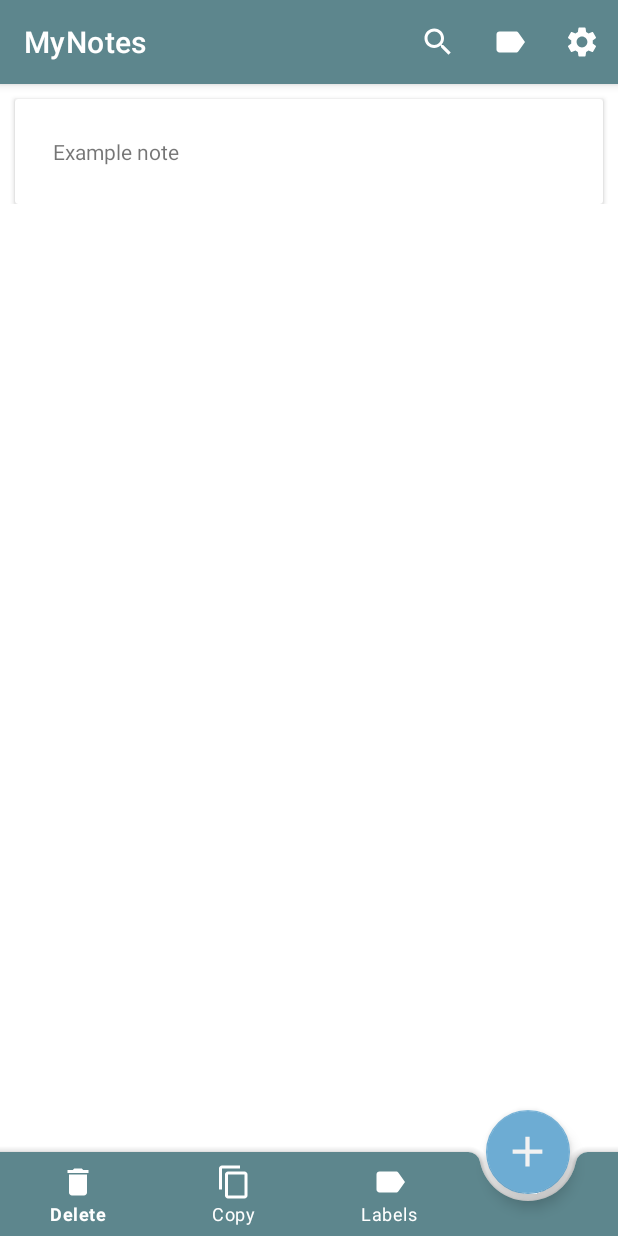
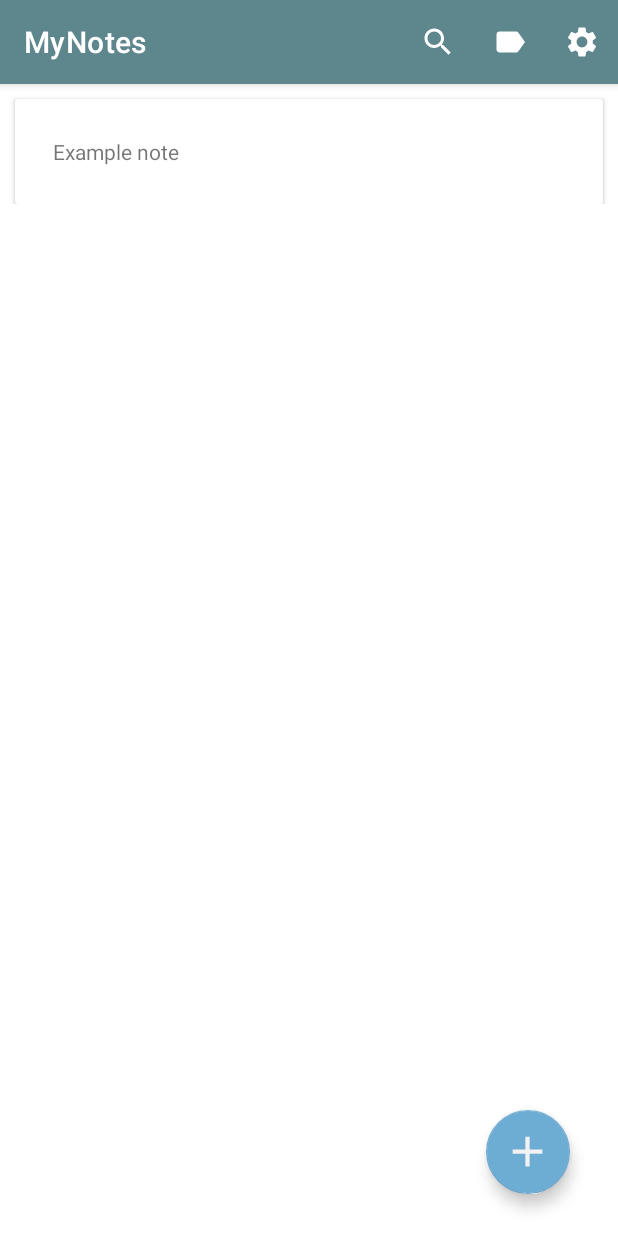
Before and after one commit to wmaterkowska/MyNotes_app, an Android app: the screen it shows after launch (MainActivity), on a phone screen of 412 x 824 dp. Run offline under Robolectric (Android 15) with nearby library versions, the phone set to English and light mode, and no system bars.

```diff
--- a/app/src/main/res/layout/activity_main.xml
+++ b/app/src/main/res/layout/activity_main.xml
@@ -39,7 +39,7 @@
             app:contentInsetEnd="0dp"
             app:contentInsetStart="0dp"
             app:fabAlignmentMode="end"
-            android:visibility="visible">
+            android:visibility="invisible">
 
             <com.google.android.material.bottomnavigation.BottomNavigationView
                 android:id="@+id/bottomNavigation"
--- a/app/src/main/res/menu/bottom_notes_menu.xml
+++ b/app/src/main/res/menu/bottom_notes_menu.xml
@@ -1,5 +1,7 @@
 <?xml version="1.0" encoding="utf-8"?>
-<menu xmlns:android="http://schemas.android.com/apk/res/android">
+<menu xmlns:android="http://schemas.android.com/apk/res/android"
+    xmlns:tools="http://schemas.android.com/tools"
+    tools:context=".MainActivity">
 
     <item
         android:id="@+id/trash"
@@ -13,11 +15,10 @@
         android:icon="@drawable/ic_baseline_content_copy_24">
     </item>
 
-
-
     <item
         android:id="@+id/labels"
         android:title="Labels"
         android:icon="@drawable/ic_baseline_label_24">
     </item>
+
 </menu>
```
Also changed, not shown: app/src/main/java/com/example/mynotes/MainActivity.java (+59 -7 lines).
